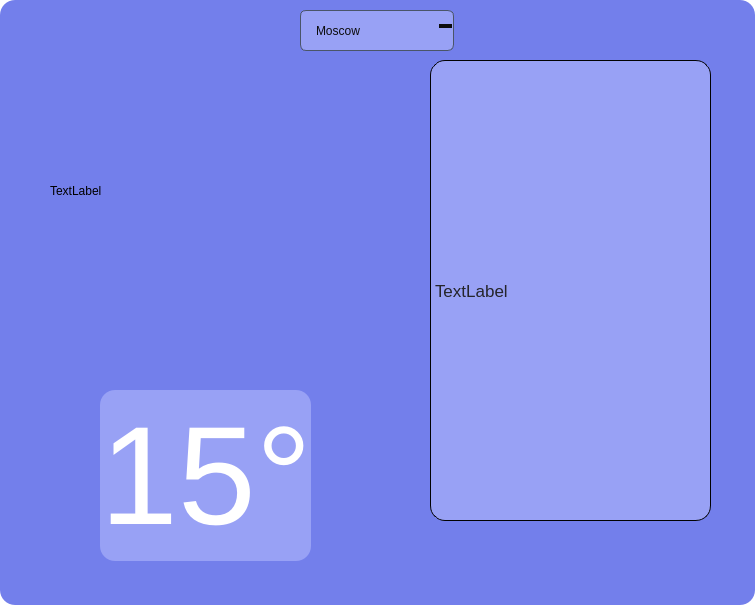
Ki1Rant/WeatherTrack, file ui/main_window.ui: the form before one commit.
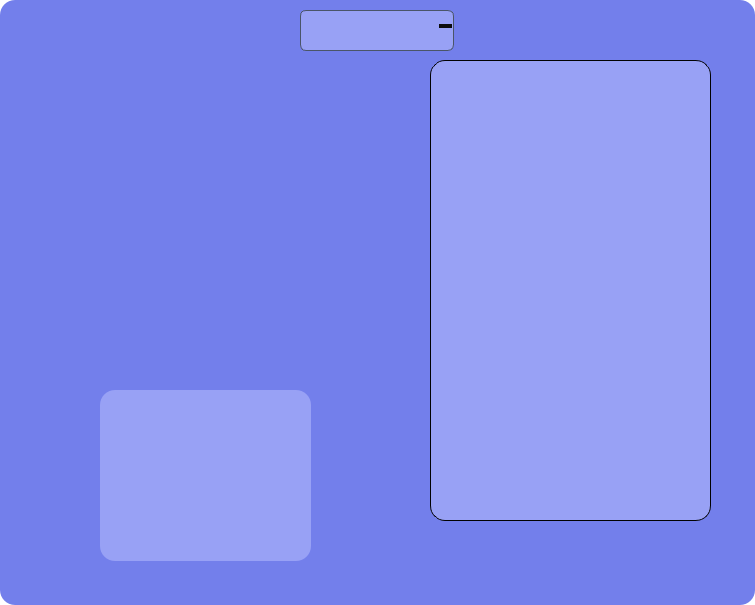
The form after the commit.

The edit to the form file:
```diff
--- a/ui/main_window.ui
+++ b/ui/main_window.ui
@@ -60,7 +60,7 @@
 }</string>
      </property>
      <property name="text">
-      <string>15°</string>
+      <string/>
      </property>
     </widget>
     <widget class="QLabel" name="label_2">
@@ -73,7 +73,7 @@
       </rect>
      </property>
      <property name="text">
-      <string>TextLabel</string>
+      <string/>
      </property>
     </widget>
    </widget>
@@ -126,16 +126,6 @@
 	color: white;
 }</string>
      </property>
-     <item>
-      <property name="text">
-       <string>Moscow</string>
-      </property>
-     </item>
-     <item>
-      <property name="text">
-       <string>Volgograd</string>
-      </property>
-     </item>
     </widget>
    </widget>
    <widget class="QFrame" name="frame">
@@ -177,7 +167,7 @@
 }</string>
      </property>
      <property name="text">
-      <string>TextLabel</string>
+      <string/>
      </property>
     </widget>
    </widget>
```
Left out of the diff: 8 changed lines with no effect on the pictures.
